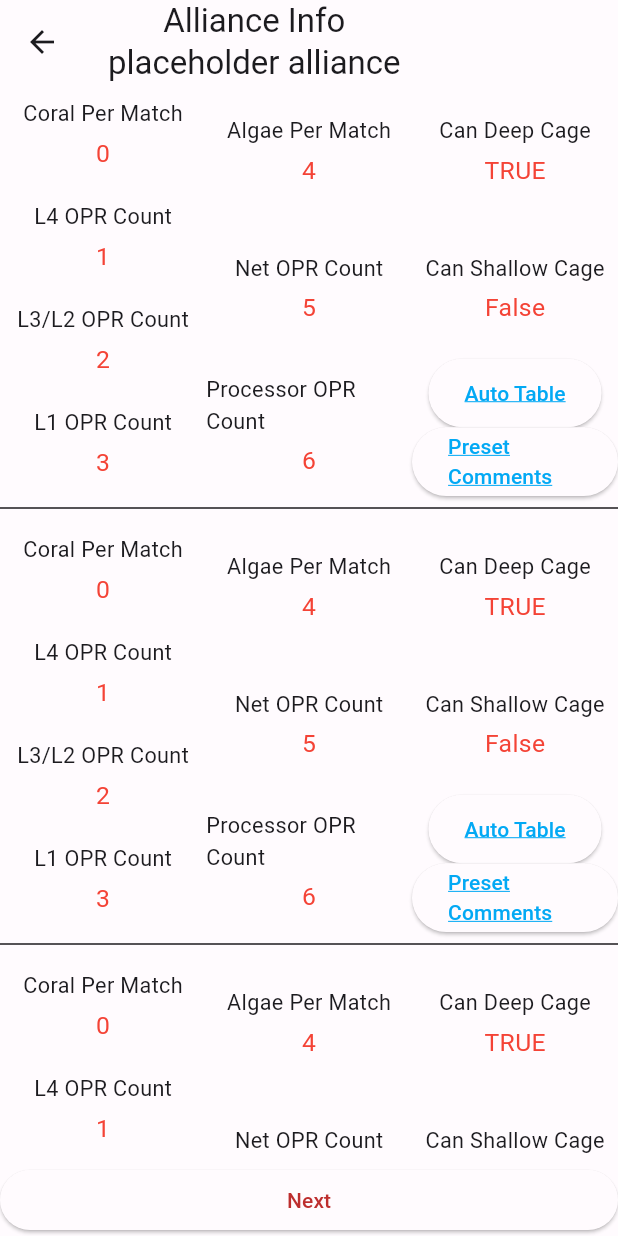
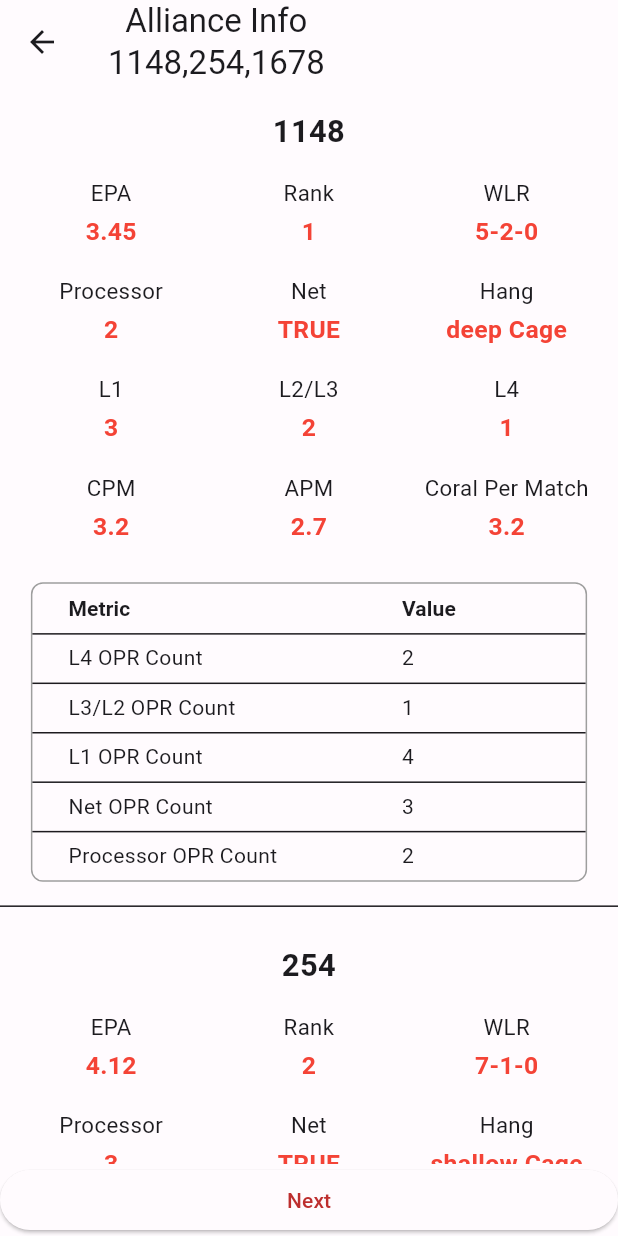
Before and after one commit to Ambitious-Jay/frc-scouting-demo, a Flutter app: the AllianceData screen opened directly, on a phone screen of 412 x 824 dp. Run offline on Flutter 3.47's test engine with Material 3 defaults, Android fonts, the light colour scheme and no system bars; our stand-ins replace fl_chart, shared_preferences; accounts and stored records are empty.

Commit message:
changed alliance data A LOT

```diff
--- a/lib/alliance_data.dart
+++ b/lib/alliance_data.dart
@@ -3,175 +3,280 @@ import 'package:frc1148_2025_scouting_app/auto_table_page.dart';
 import 'package:frc1148_2025_scouting_app/preset_comment.dart';
 import 'color_scheme.dart';
 
-Map<String, int> stored = {
-  'Coral Per Match': 0,
+// Example team data - in a real app, this would come from your database or API
+Map<String, Map<String, dynamic>> teamsData = {
+  '1148': {
+    'Coral Per Match': 3.2,
+    'L4 OPR Count': 2,
+    'L3/L2 OPR Count': 1,
+    'L1 OPR Count': 4,
+    'Algae Per Match': 2.7,
+    'Net OPR Count': 3,
+    'Processor OPR Count': 2,
+    'EPA': 3.45,
+    'Rank': 1,
+    'WLR': '5-2-0',
+    'Processor': 2,
+    'Net': 'TRUE',
+    'Hang': 'deep Cage',
+    'L1': 3,
+    'L2/L3': 2,
+    'L4': 1,
+    'CPM': 3.2,
+    'APM': 2.7,
+  },
+  '254': {
+    'Coral Per Match': 2.8,
+    'L4 OPR Count': 3,
+    'L3/L2 OPR Count': 2,
+    'L1 OPR Count': 1,
+    'Algae Per Match': 3.1,
+    'Net OPR Count': 4,
+    'Processor OPR Count': 3,
+    'EPA': 4.12,
+    'Rank': 2,
+    'WLR': '7-1-0',
+    'Processor': 3,
+    'Net': 'TRUE',
+    'Hang': 'shallow Cage',
+    'L1': 1,
+    'L2/L3': 2,
+    'L4': 3,
+    'CPM': 2.8,
+    'APM': 3.1,
+  },
+  '1678': {
+    'Coral Per Match': 1.9,
     'L4 OPR Count': 1,
-  'L3/L2 OPR Count': 2,
-  'L1 OPR Count': 3,
-  'Algae Per Match': 4,
-  'Net OPR Count': 5,
-  'Processor OPR Count': 6,
+    'L3/L2 OPR Count': 3,
+    'L1 OPR Count': 2,
+    'Algae Per Match': 2.2,
+    'Net OPR Count': 2,
+    'Processor OPR Count': 1,
+    'EPA': 2.87,
+    'Rank': 3,
+    'WLR': '3-4-1',
+    'Processor': 1,
+    'Net': 'FALSE',
+    'Hang': 'none',
+    'L1': 2,
+    'L2/L3': 3,
+    'L4': 1,
+    'CPM': 1.9,
+    'APM': 2.2,
+  },
 };
-String deepCage = 'TRUE';
-String ShallowCage = 'False';
+
+// Constants
+const String deepCage = 'TRUE';
+const String shallowCage = 'FALSE'; // Fixed the variable name to camelCase
 
 class AllianceData extends StatefulWidget {
-  const AllianceData({super.key, required this.allianceName});
-  final String allianceName;
+  const AllianceData({super.key, required this.allianceNames});
+  final String allianceNames;
   @override
   State<AllianceData> createState() => _AllianceData();
 }
 
 class _AllianceData extends State<AllianceData> {
+  List<String> _teamNames = [];
+
+  // Add the ability to fetch or update team data
+  Map<String, dynamic> getTeamData(String teamName) {
+    // Return team data if exists, otherwise return empty data
+    return teamsData[teamName] ?? createEmptyTeamData();
+  }
+
+  // Create empty data structure for a new team
+  Map<String, dynamic> createEmptyTeamData() {
+    return {
+      'Coral Per Match': 0,
+      'L4 OPR Count': 0,
+      'L3/L2 OPR Count': 0,
+      'L1 OPR Count': 0,
+      'Algae Per Match': 0,
+      'Net OPR Count': 0,
+      'Processor OPR Count': 0,
+      'EPA': 0.0,
+      'Rank': 0,
+      'WLR': '0-0-0',
+      'Processor': 0,
+      'Net': 'FALSE',
+      'Hang': 'none',
+      'L1': 0,
+      'L2/L3': 0,
+      'L4': 0,
+      'CPM': 0,
+      'APM': 0,
+    };
+  }
+
+  @override
+  void initState() {
+    super.initState();
+    // Split the alliance names string to get individual team names
+    _teamNames = widget.allianceNames.split(',').map((name) => name.trim()).toList();
+
+    // Ensure we have at least 3 items in the list, even if empty strings
+    while (_teamNames.length < 3) {
+      _teamNames.add("Team ${_teamNames.length + 1}");
+    }
+  }
+
   Future<void> _submitSection() async {
-    try {} catch (e) {
+    try {
+      // Implement submission logic
+    } catch (e) {
       print('Error: $e');
     }
   }
 
-  //custom container to cut out repetitive code (This is 100% something Claude cooked up I can't deny)
-  Widget buildStatItem(String label, double height) {
+  // Custom container to display a single statistic
+  Widget buildStatItem(String label, double height, Map<String, dynamic> teamData) {
     return Column(
       mainAxisAlignment: MainAxisAlignment.center,
       children: [
         Text(
           label,
-          style: TextStyle(fontSize: height * 0.0175),
+          style: TextStyle(fontSize: height * 0.018),
+          textAlign: TextAlign.center,
         ),
         const SizedBox(height: 4),
         Text(
-          stored[label].toString(),
+          teamData[label]?.toString() ?? 'N/A',
           style: TextStyle(
             fontSize: height * 0.02,
             color: Colors.red,
+            fontWeight: FontWeight.bold,
           ),
+          textAlign: TextAlign.center,
         ),
       ],
     );
   }
 
-  Widget buildStatsContainer(double width, double height) {
+  // Build a container for team statistics
+  Widget buildStatsContainer(double width, double height, String teamName) {
+    // Get data for this specific team
+    final teamData = getTeamData(teamName);
+
     return Container(
       width: width,
-      height: height * 1 / 3,
-      alignment: AlignmentDirectional.center,
+      padding: EdgeInsets.all(width * 0.02),
+      child: Column(
+        children: [
+          // Team Name and Number at the top
+          Container(
+            width: width,
+            padding: EdgeInsets.symmetric(vertical: height * 0.01),
+            child: Text(
+              teamName,
+              style: TextStyle(
+                fontSize: height * 0.025,
+                fontWeight: FontWeight.bold,
+              ),
+              textAlign: TextAlign.center,
+            ),
+          ),
+
+          SizedBox(height: height * 0.01),
+
+          // First row: EPA, Rank, WLR
+          Container(
+            width: width,
             child: Row(
               mainAxisAlignment: MainAxisAlignment.spaceEvenly,
               children: [
-          Expanded(
-            child: Column(
-              mainAxisAlignment: MainAxisAlignment.spaceEvenly,
-              children: [
-                Expanded(child: buildStatItem("Coral Per Match", height)),
-                Expanded(child: buildStatItem("L4 OPR Count", height)),
-                Expanded(child: buildStatItem("L3/L2 OPR Count", height)),
-                Expanded(child: buildStatItem("L1 OPR Count", height)),
+                Expanded(child: buildStatItem("EPA", height, teamData)),
+                Expanded(child: buildStatItem("Rank", height, teamData)),
+                Expanded(child: buildStatItem("WLR", height, teamData)),
               ],
             ),
           ),
-          Expanded(
-            child: Column(
+
+          SizedBox(height: height * 0.02),
+
+          // Second row: Processor, Net, Hang
+          Container(
+            width: width,
+            child: Row(
               mainAxisAlignment: MainAxisAlignment.spaceEvenly,
               children: [
-                Expanded(child: buildStatItem("Algae Per Match", height)),
-                Expanded(child: buildStatItem("Net OPR Count", height)),
-                Expanded(child: buildStatItem("Processor OPR Count", height)),
+                Expanded(child: buildStatItem("Processor", height, teamData)),
+                Expanded(child: buildStatItem("Net", height, teamData)),
+                Expanded(child: buildStatItem("Hang", height, teamData)),
               ],
             ),
           ),
-          Expanded(
-            child: Column(
+
+          SizedBox(height: height * 0.02),
+
+          // Third row: L1, L2/L3, L4
+          Container(
+            width: width,
+            child: Row(
               mainAxisAlignment: MainAxisAlignment.spaceEvenly,
               children: [
-                Expanded(
-                    child: Column(
-                  mainAxisAlignment: MainAxisAlignment.center,
-                  children: [
-                    Text(
-                      "Can Deep Cage",
-                      style: TextStyle(fontSize: height * 0.0175),
-                    ),
-                    const SizedBox(height: 4),
-                    Text(
-                      deepCage,
-                      style: TextStyle(
-                        fontSize: height * 0.02,
-                        color: Colors.red,
+                Expanded(child: buildStatItem("L1", height, teamData)),
+                Expanded(child: buildStatItem("L2/L3", height, teamData)),
+                Expanded(child: buildStatItem("L4", height, teamData)),
+              ],
             ),
           ),
+
+          SizedBox(height: height * 0.02),
+
+          // Fourth row: CPM, APM, CPM
+          Container(
+            width: width,
+            child: Row(
+              mainAxisAlignment: MainAxisAlignment.spaceEvenly,
+              children: [
+                Expanded(child: buildStatItem("CPM", height, teamData)),
+                Expanded(child: buildStatItem("APM", height, teamData)),
+                Expanded(child: buildStatItem("Coral Per Match", height, teamData)),
               ],
-                )),
-                Expanded(
-                    child: Column(
-                  mainAxisAlignment: MainAxisAlignment.center,
-                  children: [
-                    Text(
-                      "Can Shallow Cage",
-                      style: TextStyle(fontSize: height * 0.0175),
-                    ),
-                    const SizedBox(height: 4),
-                    Text(
-                      ShallowCage,
-                      style: TextStyle(
-                        fontSize: height * 0.02,
-                        color: Colors.red,
             ),
           ),
+
+          SizedBox(height: height * 0.03),
+
+          // OPR Table
+          Container(
+            width: width * 0.9,
+            decoration: BoxDecoration(
+              border: Border.all(color: Colors.grey),
+              borderRadius: BorderRadius.circular(8),
+            ),
+            child: DataTable(
+              columnSpacing: width * 0.05,
+              headingRowHeight: height * 0.04,
+              dataRowHeight: height * 0.04,
+              columns: const [
+                DataColumn(label: Text('Metric', style: TextStyle(fontWeight: FontWeight.bold))),
+                DataColumn(label: Text('Value', style: TextStyle(fontWeight: FontWeight.bold))),
               ],
-                )),
-                Expanded(
-                    child: Column(
-                  children: [
-                    Expanded(
-                      // child: Text(
-                      //   "Auto Table",
-                      //   style: TextStyle(fontSize: height * 0.0175),
-                      // ),
-                      child: ElevatedButton(
-                        onPressed: () async {
-                          Navigator.push(
-                            context,
-                            MaterialPageRoute(
-                              builder: (context) => AutoTablePage(
-                                  onThemeChanged: (ThemeMode mode) {
-                                setState(() {});
-                              }),
-                            ),
-                          );
-                        },
-                        child: const Text("Auto Table",
-                            style: TextStyle(
-                                color: Colors.lightBlue,
-                                decoration: TextDecoration.underline,
-                                decorationColor: Colors.lightBlue)),
-                      ),
-                    ),
-                    Expanded(
-                      // child: Text(
-                      //   "Preset Comments",
-                      //   style: TextStyle(fontSize: height * 0.0175),
-                      // ),
-                      child: ElevatedButton(
-                        onPressed: () async {
-                          Navigator.push(
-                            context,
-                            MaterialPageRoute(
-                              builder: (context) => PresetComment(
-                                  onThemeChanged: (ThemeMode mode) {
-                                setState(() {});
-                              }),
-                            ),
-                          );
-                        },
-                        child: const Text("Preset Comments",
-                            style: TextStyle(
-                                color: Colors.lightBlue,
-                                decoration: TextDecoration.underline,
-                                decorationColor: Colors.lightBlue)),
-                      ),
-                    ),
-                  ],
-                ))
+              rows: [
+                DataRow(cells: [
+                  const DataCell(Text('L4 OPR Count')),
+                  DataCell(Text(teamData['L4 OPR Count'].toString())),
+                ]),
+                DataRow(cells: [
+                  const DataCell(Text('L3/L2 OPR Count')),
+                  DataCell(Text(teamData['L3/L2 OPR Count'].toString())),
+                ]),
+                DataRow(cells: [
+                  const DataCell(Text('L1 OPR Count')),
+                  DataCell(Text(teamData['L1 OPR Count'].toString())),
+                ]),
+                DataRow(cells: [
+                  const DataCell(Text('Net OPR Count')),
+                  DataCell(Text(teamData['Net OPR Count'].toString())),
+                ]),
+                DataRow(cells: [
+                  const DataCell(Text('Processor OPR Count')),
+                  DataCell(Text(teamData['Processor OPR Count'].toString())),
+                ]),
               ],
             ),
           ),
@@ -184,28 +289,32 @@ class _AllianceData extends State<AllianceData> {
   Widget build(BuildContext context) {
     double height = MediaQuery.of(context).size.height;
     double width = MediaQuery.of(context).size.width;
+
     return Scaffold(
       appBar: AppBar(
         title: Column(
           children: [
             const Text("Alliance Info"),
-            Text(widget.allianceName),
+            Text(widget.allianceNames),
           ],
         ),
       ),
       body: Center(
         child: ListView(
           children: <Widget>[
-            buildStatsContainer(width, height),
+            buildStatsContainer(width, height, _teamNames[0]),
             const Divider(),
-            buildStatsContainer(width, height),
+            buildStatsContainer(width, height, _teamNames[1]),
             const Divider(),
-            buildStatsContainer(width, height),
+            buildStatsContainer(width, height, _teamNames[2]),
           ],
         ),
       ),
       bottomNavigationBar: ElevatedButton(
-        onPressed: () async {},
+        onPressed: () async {
+          await _submitSection();
+          // Navigate to next screen or handle submission completion
+        },
         child: const Text("Next", style: TextStyle(color: colors.myOnPrimary)),
       ),
     );
--- a/lib/main.dart
+++ b/lib/main.dart
@@ -86,13 +86,13 @@ class _MainAppState extends State<MyApp> {
       theme: ThemeData.from(colorScheme: lightColorScheme),
       darkTheme: ThemeData.from(colorScheme: darkColorScheme),
       themeMode: themeMode,
-      // home: DashboardPage(channel: _webSocketService.channel,
-      //         onThemeChanged: (ThemeMode mode) {
-      //           setState(() {
-      //             themeMode = mode;
-      //           });
-      //         },
-      //         webSocketService: _webSocketService,)
+      home: DashboardPage(channel: _webSocketService.channel,
+              onThemeChanged: (ThemeMode mode) {
+                setState(() {
+                  themeMode = mode;
+                });
+              },
+              webSocketService: _webSocketService, teamName: '',)
       // home: _isLoggedIn
       //     ? ObjectivePage(
       //         channel: _webSocketService.channel,
@@ -115,7 +115,6 @@ class _MainAppState extends State<MyApp> {
       // home: FlexibleScatterPlot(
       //   teamData: teamData,
       // ),
-      home: const QualVisPage(qualNum: "4"),
     );
   }
 }
--- a/lib/match_list.dart
+++ b/lib/match_list.dart
@@ -192,14 +192,15 @@ class _MatchList extends State<MatchList> {
                               // This fetches what will be displayed (make conditional??)
                               // List<String> matchData = await _fetchRow(matches[index]);
                               // This navigates to the next page
-                              Navigator.push(
-                                context,
-                                MaterialPageRoute(
-                                  builder: (context) => const AllianceData(
-                                      allianceName: "placeholder alliance"),
-                                ),
-                              );
-                            }),
+                              // Navigator.push(
+                              //   context,
+                              //   MaterialPageRoute(
+                              //     builder: (context) => const AllianceData(
+                              //         allianceName: "placeholder alliance"),
+                              //   ),
+                              // );
+                            }
+                          ),
                         ElevatedButton(
                             style: ElevatedButton.styleFrom(
                               side: BorderSide(color: Colors.grey, width: 1),
@@ -214,7 +215,7 @@ class _MatchList extends State<MatchList> {
                                 context,
                                 MaterialPageRoute(
                                   builder: (context) => const AllianceData(
-                                      allianceName: "placeholder alliance"),
+                                      allianceNames: "1148,254,1678"),
                                 ),
                               );
                             }),
@@ -236,7 +237,7 @@ class _MatchList extends State<MatchList> {
                                 context,
                                 MaterialPageRoute(
                                   builder: (context) => const AllianceData(
-                                      allianceName: "placeholder alliance"),
+                                      allianceNames: "1148,254,1678"),
                                 ),
                               );
                             })
--- a/lib/qual_vis_page.dart
+++ b/lib/qual_vis_page.dart
@@ -1,30 +1,30 @@
-import 'package:flutter/material.dart';
-import 'package:frc1148_2025_scouting_app/color_scheme.dart';
-import 'package:frc1148_2025_scouting_app/scroll_controller.dart';
+// import 'package:flutter/material.dart';
+// import 'package:frc1148_2025_scouting_app/color_scheme.dart';
+// import 'package:frc1148_2025_scouting_app/scroll_controller.dart';
 
-import 'package:flutter/material.dart';
+// import 'package:flutter/material.dart';
 
-class QualVisPage extends StatefulWidget {
-  const QualVisPage({super.key, required this.qualNum});
-  final String qualNum;
+// class QualVisPage extends StatefulWidget {
+//   const QualVisPage({super.key, required this.qualNum});
+//   final String qualNum;
 
-  @override
-  State<QualVisPage> createState() => _QualVisPage();
-}
+//   @override
+//   State<QualVisPage> createState() => _QualVisPage();
+// }
 
-class _QualVisPage extends State<QualVisPage> {
-  Future<void> setUp() async {}
+// class _QualVisPage extends State<QualVisPage> {
+//   Future<void> setUp() async {}
 
-  @override
-  Widget build(BuildContext context) {
-    double height = MediaQuery.of(context).size.height;
-    double width = MediaQuery.of(context).size.width;
+//   @override
+//   Widget build(BuildContext context) {
+//     double height = MediaQuery.of(context).size.height;
+//     double width = MediaQuery.of(context).size.width;
 
-    return Scaffold(
-        appBar: AppBar(
-      // qualification number
-      backgroundColor: Theme.of(context).colorScheme.inversePrimary,
-      title: Text(widget.qualNum),
-    ));
-  }
-}
+//     return Scaffold(
+//         appBar: AppBar(
+//       // qualification number
+//       backgroundColor: Theme.of(context).colorScheme.inversePrimary,
+//       title: Text(widget.qualNum),
+//     ));
+//   }
+// }
```
Lines whose indentation alone changed are shown as unchanged.
